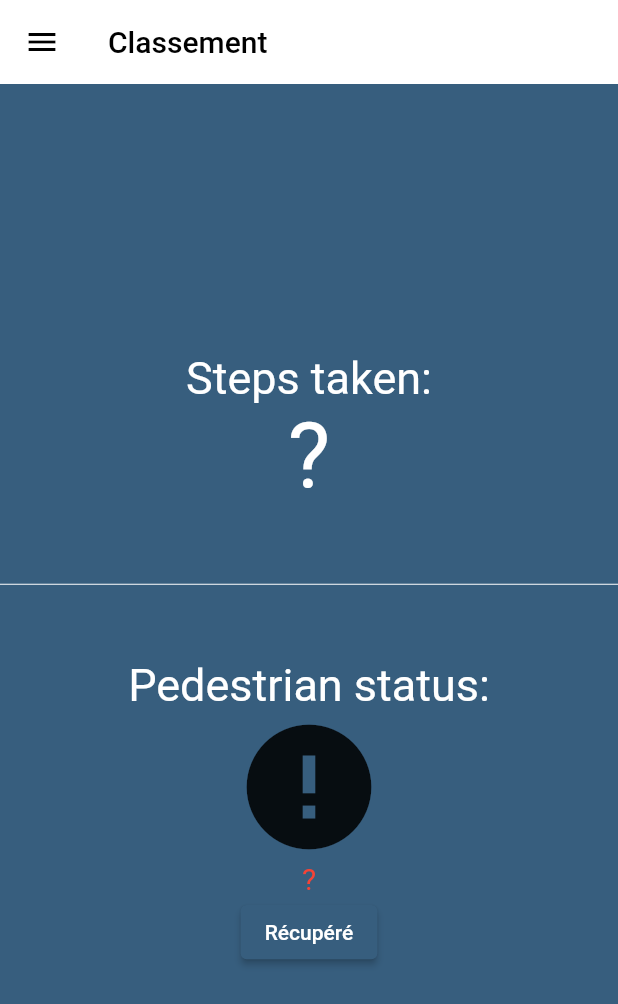
After one commit to damienarrive/vienne_en_jeux, a Flutter app: the Podometer screen opened directly, after a tap on "Récupéré", on a phone screen of 412 x 824 dp. The commit adds this screen. Shown: the top 1004 px of the screen. Run offline on Flutter 3.47's test engine with Material 2 defaults, Android fonts, the phone set to English and light mode, and no system bars; our stand-ins replace file_picker, flutter_chat_types, flutter_markdown, fluttertoast, font_awesome_flutter, getwidget and 4 more; missing offline and left inert: flutter_chat_ui; network calls fail; project files that could hold a hidden picture were left out.

Commit message:
maxi commit --> dernier commit avec les dernières modifs (connexion, chat, inscription, mdp oublié, podomètre, classement)

```diff
--- /dev/null
+++ b/lib/api_connexion/api_connexion.dart
@@ -0,0 +1,3 @@
+class API {
+  static const hostConnect = "http://172.16.235.137/api_conn_vienneenjeux";
+}
--- a/lib/page/Classement.dart
+++ b/lib/page/Classement.dart
@@ -17,7 +17,7 @@ class Classement extends StatefulWidget {
 class _ClassementState extends State<Classement> {
 
   getData()async{
-    String theUrl = "http://172.20.10.7/my-app/getData.php";
+    String theUrl = "http://172.20.10.4/api_conn_vienneenjeux/getData.php";
     //String theUrl = "http://localhost/my-app/getData.php";
     var res = await http.get(Uri.encodeFull(theUrl),headers: {"Accept":"application/json"});
     var responseBody = json.decode(res.body);
--- /dev/null
+++ b/lib/page/podometer.dart
@@ -0,0 +1,218 @@
+import 'dart:async';
+import 'package:flutter/foundation.dart';
+import 'package:flutter/material.dart';
+import 'package:flutter/widgets.dart';
+import 'package:percent_indicator/circular_percent_indicator.dart';
+import 'package:font_awesome_flutter/font_awesome_flutter.dart';
+import 'package:pedometer/pedometer.dart';
+import 'package:flutter/material.dart';
+import 'package:vienne_en_jeux/widget/navigation_drawer_widget.dart';
+import 'package:getwidget/getwidget.dart';
+import 'package:http/http.dart' as http;
+import 'dart:convert';
+
+class Podometer extends StatefulWidget {
+  @override
+  _PodometerState createState() => _PodometerState();
+}
+
+class _PodometerState extends State<Podometer> {
+
+
+
+  int test = 44;
+
+  String greeting = "";
+  late Timer _timer;
+
+
+
+//méthode pour update la ligne 'nbre_pas' de la table 'marcher'
+
+  setDataPodometer() async {
+    String theUrl = "http://192.168.28.231/myApp/setDataPodometer.php?test=48745&iddefi=1&iduser=21";
+    await http.get(Uri.encodeFull(theUrl), headers: {"Accept": "application/json"});
+    // var responseBody = json.decode(res.body);
+    // return responseBody;
+  }
+
+  late Stream<StepCount> _stepCountStream;
+  late Stream<PedestrianStatus> _pedestrianStatusStream;
+  String _status = '?',
+      _steps = '?';
+
+  @override
+
+  void initState() {
+    super.initState();
+//méthode qui permet d'update'les données toutes les 3 secondes
+    Timer.periodic(Duration(seconds: 3), (timer) {
+
+      setDataPodometer();
+    });
+    initPlatformState();
+  }
+
+  void onStepCount(StepCount event) {
+    print(event);
+    setState(() {
+      _steps = event.steps.toString();
+    });
+  }
+
+  void onPedestrianStatusChanged(PedestrianStatus event) {
+    print(event);
+    setState(() {
+      _status = event.status;
+    });
+  }
+
+  void onPedestrianStatusError(error) {
+    print('onPedestrianStatusError: $error');
+    setState(() {
+      _status = 'Pedestrian Status not available';
+    });
+    print(_status);
+  }
+
+  void onStepCountError(error) {
+    print('onStepCountError: $error');
+    setState(() {
+      _steps = 'Step Count not available';
+    });
+  }
+
+  void initPlatformState() {
+    _pedestrianStatusStream = Pedometer.pedestrianStatusStream;
+    _pedestrianStatusStream
+        .listen(onPedestrianStatusChanged)
+        .onError(onPedestrianStatusError);
+
+    _stepCountStream = Pedometer.stepCountStream;
+    _stepCountStream.listen(onStepCount).onError(onStepCountError);
+
+    if (!mounted) return;
+  }
+
+  boutonRecuperer() {
+    return ElevatedButton(
+      style: ElevatedButton.styleFrom(
+        backgroundColor: Color(0xFF375E7E), // Background color
+        foregroundColor: Colors.white, // Text Color (Foreground color)
+      ),
+      onPressed: () {
+
+        print('CACACACA');
+
+        setDataPodometer();
+      }, child: const Text('Récupéré'),
+
+    );
+  }
+
+  @override
+  Widget build(BuildContext context) {
+    return Scaffold(
+      drawer: NavigationDrawerWidget(),
+      appBar: AppBar(
+        title: const Text('Classement'),
+        elevation: 0,
+      ),
+      body: Center(
+        child: Column(
+          mainAxisAlignment: MainAxisAlignment.center,
+          children: <Widget>[
+            Text(
+              'Steps taken:',
+              style: TextStyle(fontSize: 30, color: Colors.white),
+
+            ),
+
+            Text(
+              _steps,
+              style: TextStyle(fontSize: 60, color: Colors.white),
+            ),
+            Divider(
+              height: 100,
+              thickness: 0,
+              color: Colors.white,
+            ),
+            Text(
+              'Pedestrian status:',
+              style: TextStyle(fontSize: 30, color: Colors.white),
+            ),
+            Icon(
+              _status == 'walking'
+                  ? Icons.directions_walk
+                  : _status == 'stopped'
+                  ? Icons.accessibility_new
+                  : Icons.error,
+              size: 100,
+            ),
+            Center(
+              child: Text(
+                _status,
+                style: _status == 'walking' || _status == 'stopped'
+                    ? TextStyle(fontSize: 30)
+                    : TextStyle(fontSize: 20, color: Colors.red),
+              ),
+
+            ),
+            Center(
+              child: boutonRecuperer(),
+            )
+          ],
+
+        ),
+
+      ),
+
+    );
+  }
+
+}
+class Automatic extends StatefulWidget {
+  @override
+  _AutomaticState createState() => _AutomaticState();
+}
+class _AutomaticState extends State<Automatic> {
+  @override
+  void initState() {
+    super.initState();
+    Timer.periodic(Duration(seconds: 3), (timer) {
+      print("Yeah, this line is printed after 3 second");
+    });
+  }
+  @override
+  Widget build(BuildContext context) {
+    return Scaffold(
+        drawer: NavigationDrawerWidget(),
+        appBar: AppBar(
+          title: const Text('Challenge Interface'),
+          elevation: 0,
+        ),
+        body: Column(
+            children: [
+
+              //BANNIERE
+              Container(
+                alignment: Alignment.center,
+                decoration: const BoxDecoration(
+                  color: Colors.white,
+                ),
+                child: Column(
+                  mainAxisAlignment: MainAxisAlignment.start,
+                  children: const [
+                    Image(
+                      image: AssetImage('images/banniere_mobile.png'),
+                    ),
+                  ],
+                ),
+              )
+            ]
+        )
+    );
+
+
+  }
+}
--- a/lib/widget/navigation_drawer_widget.dart
+++ b/lib/widget/navigation_drawer_widget.dart
@@ -36,6 +36,14 @@ class NavigationDrawerWidget extends StatelessWidget {
                   title: const Text('Challenge de marche'),
                   onTap: () {
                     Navigator.pushNamed(context, '/Challenges');
+                  },
+                ),
+                ListTile(
+                  leading:
+                  const Icon(Icons.directions_run, color: Colors.black),
+                  title: const Text('Bonus'),
+                  onTap: () {
+                    Navigator.pushNamed(context, '/Bonus');
                   },
                 ),
               ],
--- a/pubspec.yaml
+++ b/pubspec.yaml
@@ -29,7 +29,8 @@ environment:
 # the latest version available on pub.dev. To see which dependencies have newer
 # versions available, run `flutter pub outdated`.
 dependencies:
-  http: ^0.12.2
+  http: ^0.13.1
+  fluttertoast: ^8.1.1
   flutter:
     sdk: flutter
 
```
Also changed, not shown: lib/page/Chat.dart (added, +240 -0 lines), lib/page/Inscription.dart (+113 -9 lines), lib/page/MdpOublie.dart (+24 -16 lines), lib/page/connexion.dart (+10 -3 lines), lib/page/challenge_marche_aide.dart (indentation only), pubspec.lock.
